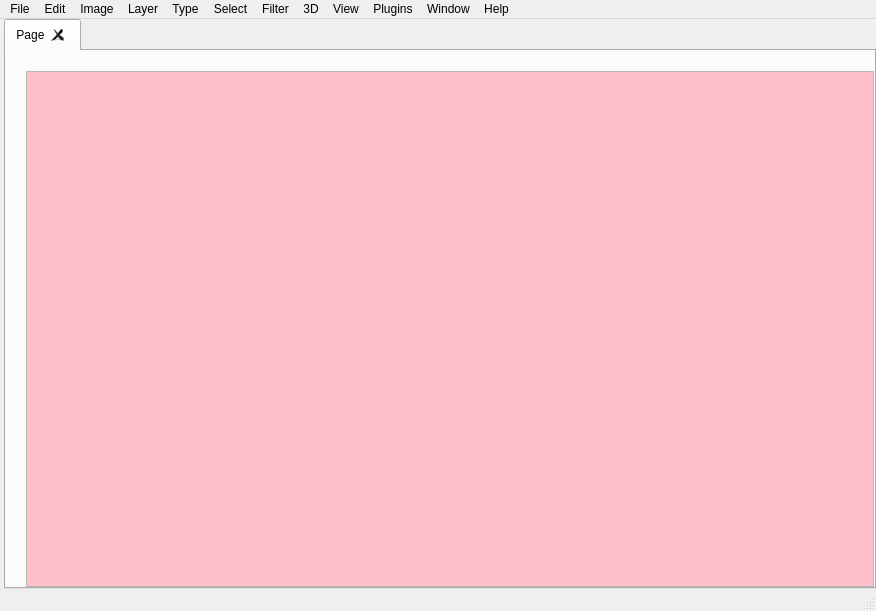
Before: the Qt Designer form design/mainwindow_new.ui in jedhelmers/Fauxtoshop, drawn with Qt 5.
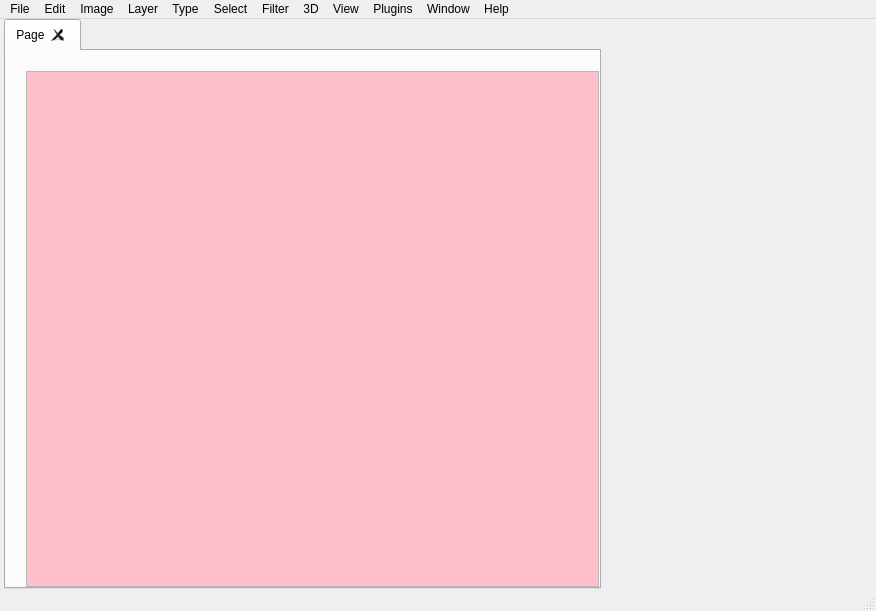
After: the same form once the commit is applied.

Patch:
```diff
--- a/design/mainwindow_new.ui
+++ b/design/mainwindow_new.ui
@@ -297,7 +297,7 @@
                   <rect>
                    <x>0</x>
                    <y>0</y>
-                   <width>838</width>
+                   <width>563</width>
                    <height>510</height>
                   </rect>
                  </property>
@@ -360,7 +360,7 @@
        <widget class="QWidget" name="windowsWidget" native="true">
         <property name="minimumSize">
          <size>
-          <width>0</width>
+          <width>275</width>
           <height>0</height>
          </size>
         </property>
```
